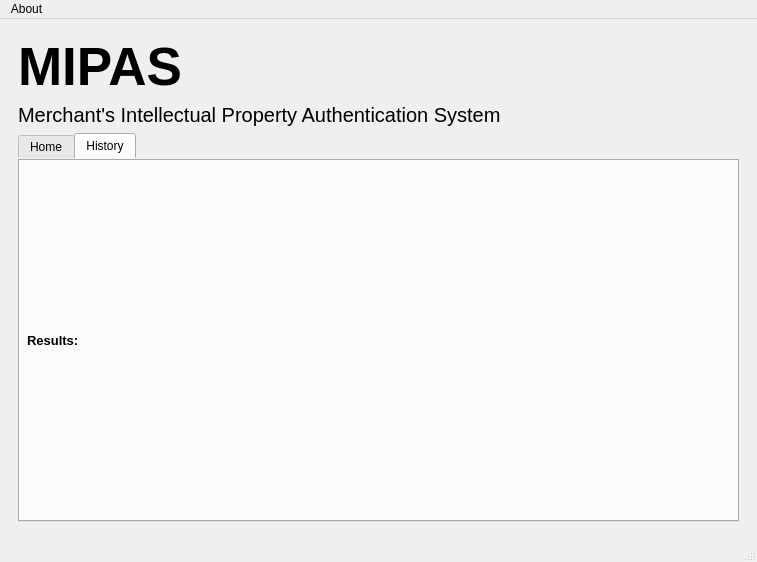
Before: the Qt Designer form ui_files/mainWindow.ui in ilanpogr/MIPAS, drawn with Qt 5.
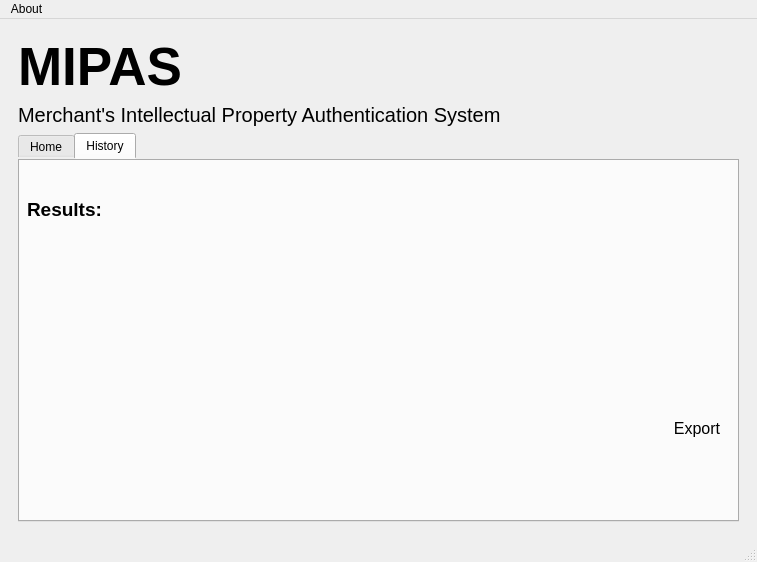
After: the same form once the commit is applied.

What changed in the file:
```diff
--- a/ui_files/mainWindow.ui
+++ b/ui_files/mainWindow.ui
@@ -906,13 +906,13 @@
            <string>History</string>
           </attribute>
           <layout class="QGridLayout" name="gridLayout_22">
-           <item row="0" column="0">
+           <item row="1" column="0">
             <layout class="QVBoxLayout" name="results_layout_2">
              <item>
               <widget class="QLabel" name="results_lbl_2">
                <property name="font">
                 <font>
-                 <pointsize>10</pointsize>
+                 <pointsize>14</pointsize>
                  <weight>75</weight>
                  <bold>true</bold>
                 </font>
@@ -922,8 +922,71 @@
                </property>
               </widget>
              </item>
+             <item>
+              <widget class="QFrame" name="frame_21">
+               <property name="frameShape">
+                <enum>QFrame::StyledPanel</enum>
+               </property>
+               <property name="frameShadow">
+                <enum>QFrame::Raised</enum>
+               </property>
+               <layout class="QVBoxLayout" name="verticalLayout"/>
+              </widget>
+             </item>
             </layout>
            </item>
+           <item row="2" column="0">
+            <widget class="QFrame" name="frame_22">
+             <property name="sizePolicy">
+              <sizepolicy hsizetype="Preferred" vsizetype="Preferred">
+               <horstretch>0</horstretch>
+               <verstretch>0</verstretch>
+              </sizepolicy>
+             </property>
+             <property name="frameShape">
+              <enum>QFrame::StyledPanel</enum>
+             </property>
+             <property name="frameShadow">
+              <enum>QFrame::Raised</enum>
+             </property>
+             <layout class="QHBoxLayout" name="horizontalLayout_3">
+              <item>
+               <spacer name="horizontalSpacer_11">
+                <property name="orientation">
+                 <enum>Qt::Horizontal</enum>
+                </property>
+                <property name="sizeHint" stdset="0">
+                 <size>
+                  <width>40</width>
+                  <height>20</height>
+                 </size>
+                </property>
+               </spacer>
+              </item>
+              <item>
+               <widget class="QPushButton" name="export_history_btn">
+                <property name="sizePolicy">
+                 <sizepolicy hsizetype="Minimum" vsizetype="Fixed">
+                  <horstretch>0</horstretch>
+                  <verstretch>0</verstretch>
+                 </sizepolicy>
+                </property>
+                <property name="font">
+                 <font>
+                  <pointsize>12</pointsize>
+                 </font>
+                </property>
+                <property name="text">
+                 <string>Export</string>
+                </property>
+                <property name="autoExclusive">
+                 <bool>false</bool>
+                </property>
+               </widget>
+              </item>
+             </layout>
+            </widget>
+           </item>
           </layout>
          </widget>
         </widget>
```
